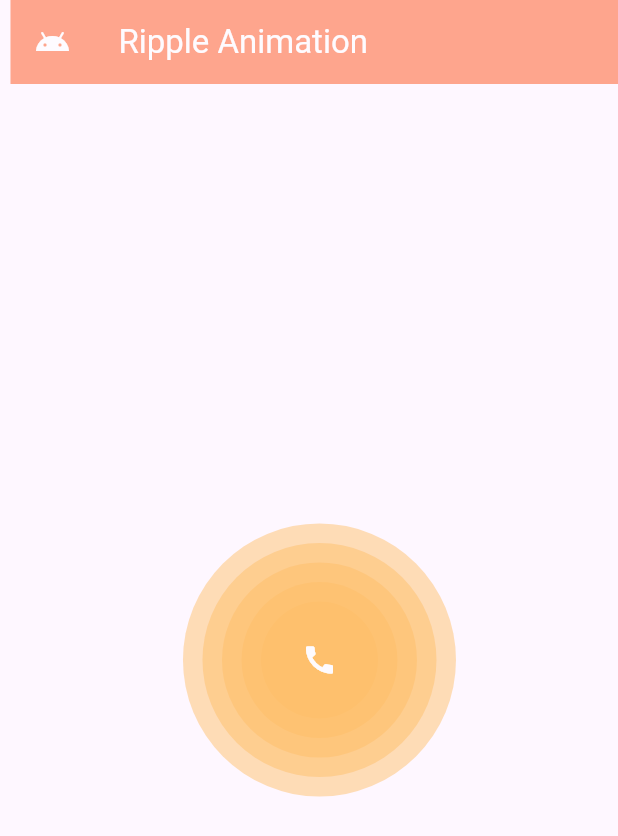
After one commit to emondd4/flutter_animation, a Flutter app: the screen it shows after launch, after a tap on "Ripple Animation", on a phone screen of 412 x 824 dp. The commit adds this screen. Shown: the top 836 px of the screen. Run offline on Flutter 3.47's test engine with Material 2 defaults, Android fonts, the phone set to English and light mode, and no system bars.

Commit message:
ripple effect done

```diff
--- a/lib/HomeScreen.dart
+++ b/lib/HomeScreen.dart
@@ -3,6 +3,7 @@ import 'dart:async';
 import 'package:flutter/material.dart';
 import 'package:flutter_animation/HeroAnimationScreen.dart';
 import 'package:flutter_animation/OpacityAnimationScreen.dart';
+import 'package:flutter_animation/RippleAnimationScreen.dart';
 import 'package:flutter_animation/TwinAnimationScreen.dart';
 
 import 'AnimatedContainerScreen.dart';
@@ -48,6 +49,8 @@ class _HomePageState extends State<HomePage> {
             customButton("Opacity Animation", const OpacityAnimationPage()),
             const SizedBox(height: 10.0,),
             customButton("Hero Animation", const HeroAnimationPage()),
+            const SizedBox(height: 10.0,),
+            customButton("Ripple Animation", const RippleAnimationPage()),
           ],
         ),
       ),
--- /dev/null
+++ b/lib/RippleAnimationScreen.dart
@@ -0,0 +1,63 @@
+import 'package:flutter/material.dart';
+
+class RippleAnimationPage extends StatefulWidget {
+  const RippleAnimationPage({Key? key}) : super(key: key);
+
+  @override
+  State<RippleAnimationPage> createState() => _RippleAnimationPageState();
+}
+
+class _RippleAnimationPageState extends State<RippleAnimationPage> with SingleTickerProviderStateMixin {
+
+  late Animation animation;
+  late AnimationController animationController;
+
+  var listRadius = [150.0,200.0,250.0,300.0,350.0];
+
+  @override
+  void initState() {
+    animationController = AnimationController(vsync: this,duration: const Duration(seconds: 5), lowerBound: 0.5);
+    //animation = Tween(begin: 0.0,end: 1.0).animate(animationController);
+
+    animationController.addListener(() {
+        setState(() {
+
+        });
+    });
+
+    animationController.forward();
+
+    super.initState();
+  }
+
+  @override
+  Widget build(BuildContext context) {
+    return Scaffold(
+      appBar: AppBar(
+        leading: const Icon(
+          Icons.android,
+          color: Colors.white,
+        ),
+        title: const Text(
+          "Ripple Animation",
+          style: TextStyle(color: Colors.white),
+        ),
+        backgroundColor: Colors.deepOrangeAccent,
+      ),
+      body: Center(
+        child: Stack(
+          alignment: Alignment.center,
+          children: listRadius.map((radius) => Container(
+            width: radius * animationController.value,
+            height: radius * animationController.value,
+            decoration: BoxDecoration(
+              shape: BoxShape.circle,
+              color: Colors.orange.withOpacity(1.0 - animationController.value)
+            ),
+            child: const Icon(Icons.call,color: Colors.white,),
+          )).toList(),
+        ),
+      ),
+    );
+  }
+}
```
